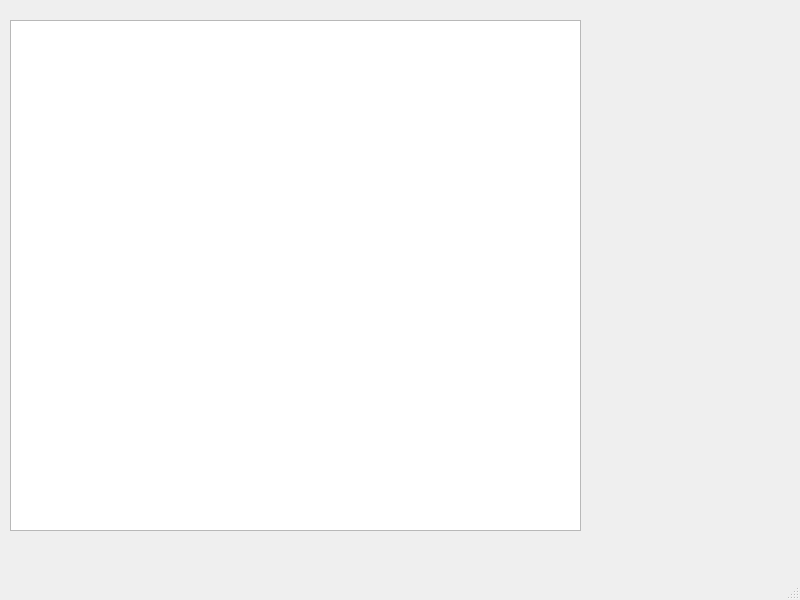
First picture: the form in rentalwindow.ui, repository sluchson/Projekt-Studia-HotelSystem, before the edit.
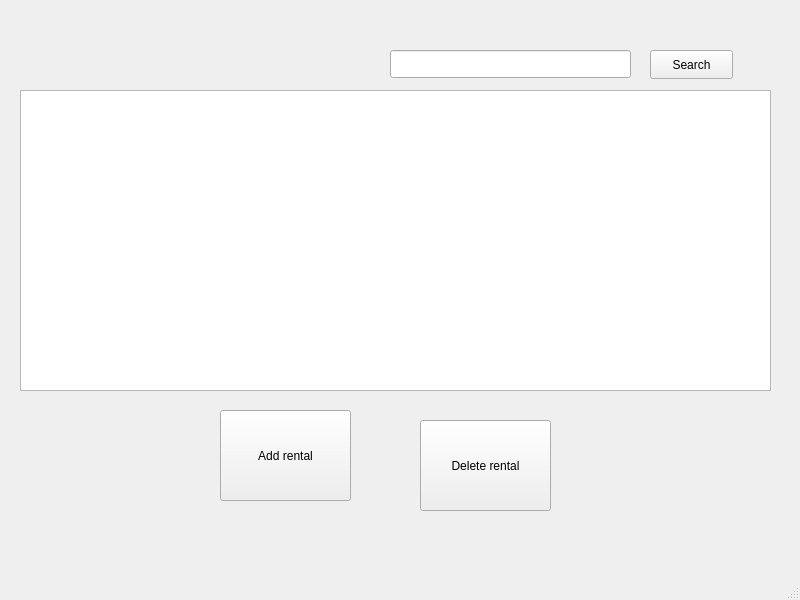
Second picture: the form after the edit.

The edit to the form file:
```diff
--- a/rentalwindow.ui
+++ b/rentalwindow.ui
@@ -17,13 +17,62 @@
    <widget class="QTableView" name="tableViewRentals">
     <property name="geometry">
      <rect>
-      <x>10</x>
-      <y>20</y>
-      <width>571</width>
-      <height>511</height>
+      <x>20</x>
+      <y>90</y>
+      <width>751</width>
+      <height>301</height>
      </rect>
     </property>
    </widget>
+   <widget class="QPushButton" name="pushButtonAddRental">
+    <property name="geometry">
+     <rect>
+      <x>220</x>
+      <y>410</y>
+      <width>131</width>
+      <height>91</height>
+     </rect>
+    </property>
+    <property name="text">
+     <string>Add rental</string>
+    </property>
+   </widget>
+   <widget class="QPushButton" name="pushButtonDeleteRental">
+    <property name="geometry">
+     <rect>
+      <x>420</x>
+      <y>420</y>
+      <width>131</width>
+      <height>91</height>
+     </rect>
+    </property>
+    <property name="text">
+     <string>Delete rental</string>
+    </property>
+   </widget>
+   <widget class="QLineEdit" name="lineEdit_searchRentalId">
+    <property name="geometry">
+     <rect>
+      <x>390</x>
+      <y>50</y>
+      <width>241</width>
+      <height>28</height>
+     </rect>
+    </property>
+   </widget>
+   <widget class="QPushButton" name="pushButton_searchRental">
+    <property name="geometry">
+     <rect>
+      <x>650</x>
+      <y>50</y>
+      <width>83</width>
+      <height>29</height>
+     </rect>
+    </property>
+    <property name="text">
+     <string>Search</string>
+    </property>
+   </widget>
   </widget>
   <widget class="QMenuBar" name="menubar">
    <property name="geometry">
```
